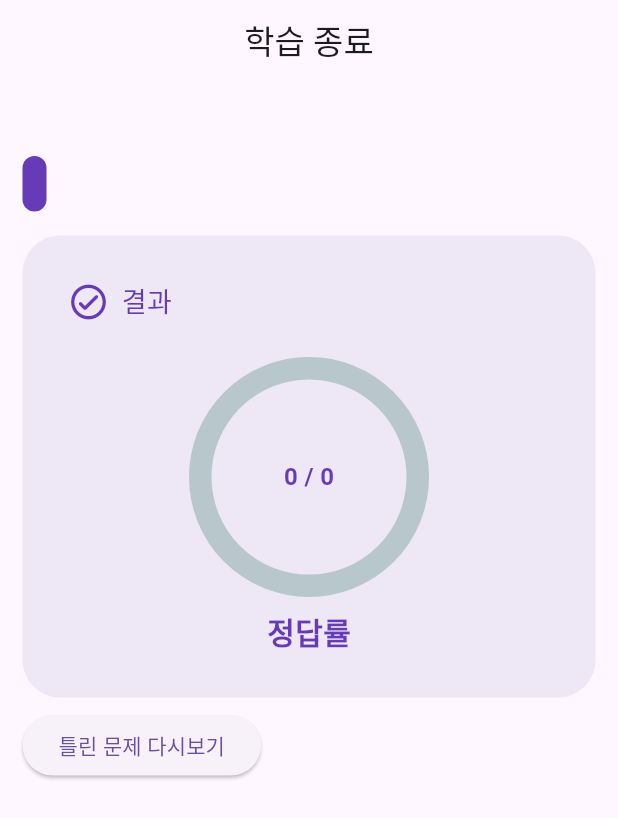
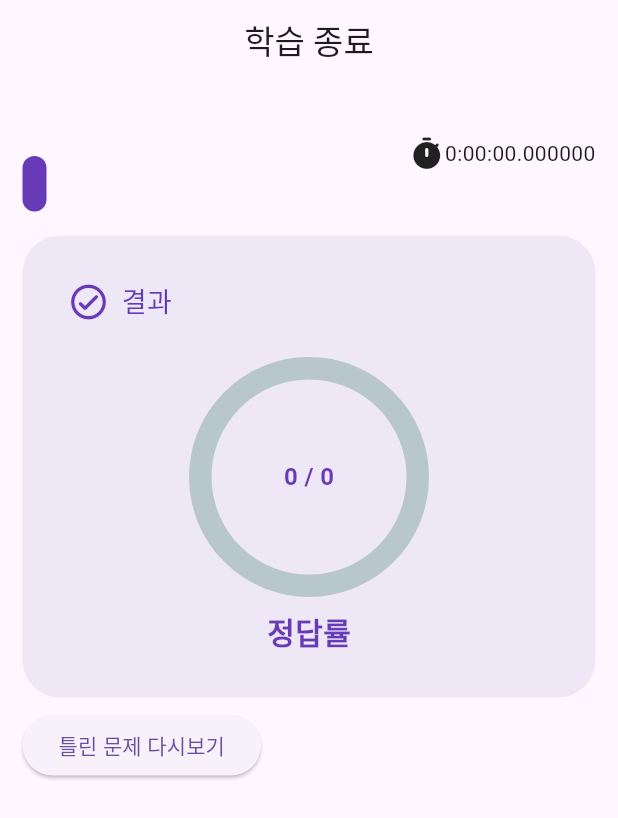
Before and after one commit to 7591yj/memperio, a Flutter app: the ResultsScreen screen opened directly with empty values, on a phone screen of 412 x 824 dp. Shown: the top 818 px of the screen. Run offline on Flutter 3.47's test engine with Material 3 defaults, Android fonts, the light colour scheme and no system bars; drawn by our look-alikes of percent_indicator; our stand-ins replace cloud_firestore, firebase_auth, firebase_core, go_router, google_fonts, toggle_switch; missing offline and left inert: firebase_ui_auth; accounts and stored records are empty.

Commit message:
FEAT ResultsScreen shows time spent learning

```diff
--- a/lib/main.dart
+++ b/lib/main.dart
@@ -109,7 +109,7 @@ final _router = GoRouter(
                   );
                 }),
             GoRoute(
-                path: 'page/:name/:tag/:id/:howMuch',
+                path: 'page/:name/:tag/:id/:howMuch/:startedAt',
                 name: 'learn-page',
                 builder: (context, state) {
                   return LearnPage(
@@ -117,6 +117,7 @@ final _router = GoRouter(
                     id: state.pathParameters['id'],
                     tag: state.pathParameters['tag'],
                     howMuch: state.pathParameters['howMuch'],
+                    startedAt: state.pathParameters['startedAt'],
                   );
                 }),
           ],
--- a/lib/src/learn/learn_menu_sub.dart
+++ b/lib/src/learn/learn_menu_sub.dart
@@ -19,6 +19,8 @@ class _LearnMenuSubState extends State<LearnMenuSub> {
   var db = FirebaseFirestore.instance;
   String howMuchProbs = '1';
   int size = 1;
+
+  DateTime startedAt = DateTime.now();
 
   @override
   void initState() {
@@ -78,6 +80,7 @@ class _LearnMenuSubState extends State<LearnMenuSub> {
                             StyledButton(
                               child: const Text('시작하기'),
                               onPressed: () {
+                                startedAt = DateTime.now();
                                 context.pushNamed(
                                   'learn-page',
                                   pathParameters: {
@@ -85,6 +88,7 @@ class _LearnMenuSubState extends State<LearnMenuSub> {
                                     'tag': widget.tag!,
                                     'id': widget.id!,
                                     'howMuch': howMuchProbs,
+                                    'startedAt': startedAt.toString(),
                                   },
                                 );
                               },
--- a/lib/src/learn/results_screen.dart
+++ b/lib/src/learn/results_screen.dart
@@ -6,13 +6,16 @@ class ResultsScreen extends StatefulWidget {
   final String name;
   final String tag;
   final List<dynamic> data;
+  final DateTime startedAt;
+  final DateTime endedAt;
 
-  const ResultsScreen({
-    super.key,
+  const ResultsScreen(
+      {super.key,
       required this.data,
       required this.name,
       required this.tag,
-  });
+      required this.startedAt,
+      required this.endedAt});
 
   @override
   State<ResultsScreen> createState() => _ResultsScreenState();
@@ -20,8 +23,9 @@ class ResultsScreen extends StatefulWidget {
 
 class _ResultsScreenState extends State<ResultsScreen> {
   var tagList = [];
-  int correct = 0;
-  List<dynamic> wrong = [];
+  Duration timeSpent = const Duration();
+  var correct = 0;
+  var wrong = [];
 
   void _resultBuilder() {
     for (var result in widget.data) {
@@ -33,11 +37,11 @@ class _ResultsScreenState extends State<ResultsScreen> {
     }
   }
 
-  void _showReviewPage(BuildContext context) {
+  void _showReviewPage(BuildContext context, List<dynamic> wrong) {
     Navigator.push(
       context,
       MaterialPageRoute(
-        builder: (context) => const ReviewScreen(),
+        builder: (context) => ReviewScreen(content: wrong),
       ),
     );
   }
@@ -46,6 +50,7 @@ class _ResultsScreenState extends State<ResultsScreen> {
   void initState() {
     super.initState();
     _resultBuilder();
+    timeSpent = widget.endedAt.difference(widget.startedAt);
     tagList = widget.tag.split(',');
   }
 
@@ -65,11 +70,28 @@ class _ResultsScreenState extends State<ResultsScreen> {
             child: Column(
               crossAxisAlignment: CrossAxisAlignment.start,
               children: [
+                Row(
+                  mainAxisAlignment: MainAxisAlignment.spaceBetween,
+                  children: [
+                    Column(
+                      crossAxisAlignment: CrossAxisAlignment.start,
+                      children: [
                         Text(
                           widget.name,
                           style: const TextStyle(fontSize: 28),
                         ),
                         TagList(tagList: tagList),
+                      ],
+                    ),
+                    Row(
+                      mainAxisAlignment: MainAxisAlignment.end,
+                      children: [
+                        const Icon(Icons.timer_rounded),
+                        Text(timeSpent.toString()),
+                      ],
+                    ),
+                  ],
+                ),
                 StyledContainer(
                   title: '결과',
                   titleIcon: Icons.check_circle_outline_rounded,
@@ -95,7 +117,7 @@ class _ResultsScreenState extends State<ResultsScreen> {
                 ElevatedButton(
                   child: const Text('틀린 문제 다시보기'),
                   onPressed: () {
-                    _showReviewPage(context);
+                    _showReviewPage(context, wrong);
                   },
                 ),
               ],
```
Also changed, not shown: lib/src/learn/learn_page.dart (+11 -7 lines), lib/src/learn/questions.dart (renamed from lib/src/learn/problem.dart, +32 -12 lines), lib/src/learn/review_page.dart (+23 -2 lines). Lines whose indentation alone changed are shown as unchanged.
